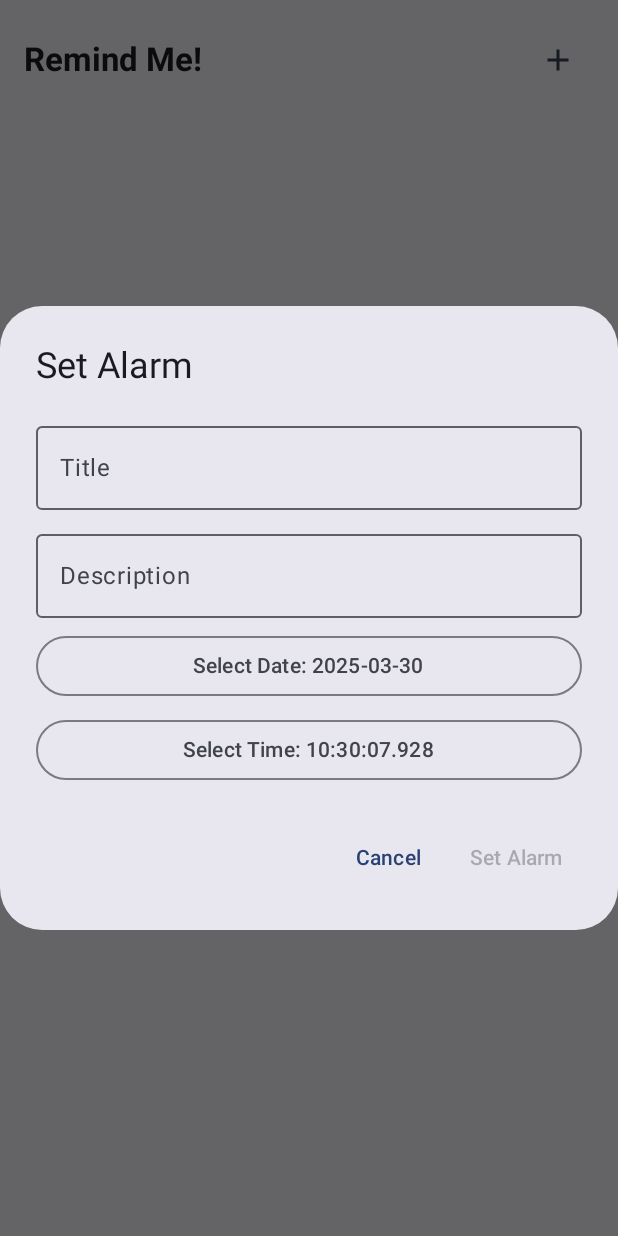
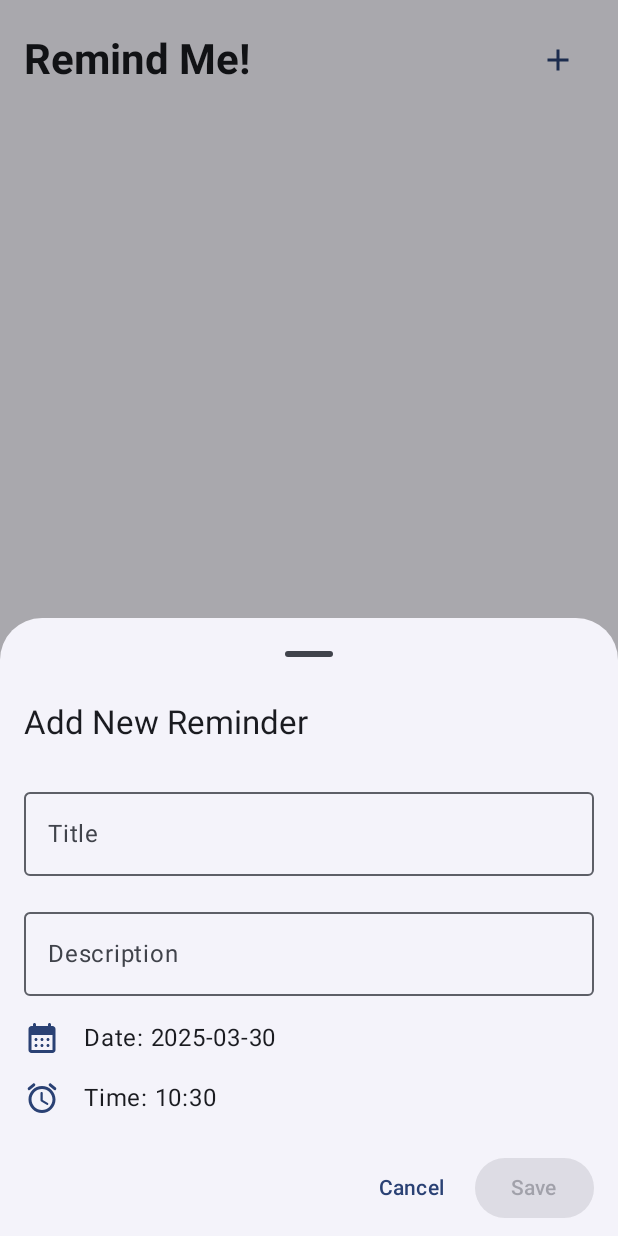
Before and after one commit to VishnuSanal/RemindMe, an Android app built with Jetpack Compose: the screen it shows after launch (MainActivity), after a tap on "Add New", on a phone screen of 412 x 824 dp. Run offline under Robolectric (Android 15) with nearby library versions, the phone set to English and light mode, and no system bars; our stand-ins replace Dagger/Hilt's generated code, Room's generated code; 4 statements that could not run were skipped.

Commit message:
migrate to bottom sheet

```diff
--- a/app/src/main/java/com/vishnu/remindme/ui/ReminderScreen.kt
+++ b/app/src/main/java/com/vishnu/remindme/ui/ReminderScreen.kt
@@ -1,7 +1,6 @@
 package com.vishnu.remindme.ui
 
-import android.app.DatePickerDialog
-import android.app.TimePickerDialog
+import androidx.compose.animation.AnimatedVisibility
 import androidx.compose.foundation.clickable
 import androidx.compose.foundation.layout.Arrangement
 import androidx.compose.foundation.layout.Column
@@ -12,24 +11,37 @@ import androidx.compose.foundation.layout.fillMaxWidth
 import androidx.compose.foundation.layout.padding
 import androidx.compose.foundation.lazy.LazyColumn
 import androidx.compose.foundation.lazy.items
+import androidx.compose.foundation.rememberScrollState
 import androidx.compose.foundation.text.KeyboardOptions
+import androidx.compose.foundation.verticalScroll
 import androidx.compose.material.icons.Icons
 import androidx.compose.material.icons.filled.Add
 import androidx.compose.material.icons.filled.DateRange
 import androidx.compose.material.icons.filled.Delete
-import androidx.compose.material3.AlertDialog
+import androidx.compose.material3.BottomSheetDefaults
+import androidx.compose.material3.Button
 import androidx.compose.material3.Card
 import androidx.compose.material3.CardDefaults
+import androidx.compose.material3.DatePicker
+import androidx.compose.material3.DatePickerDialog
+import androidx.compose.material3.ExperimentalMaterial3Api
 import androidx.compose.material3.Icon
 import androidx.compose.material3.IconButton
 import androidx.compose.material3.MaterialTheme
-import androidx.compose.material3.OutlinedButton
+import androidx.compose.material3.ModalBottomSheet
 import androidx.compose.material3.OutlinedTextField
+import androidx.compose.material3.SheetState
 import androidx.compose.material3.Text
 import androidx.compose.material3.TextButton
+import androidx.compose.material3.TimePicker
+import androidx.compose.material3.TimePickerDefaults
+import androidx.compose.material3.rememberDatePickerState
+import androidx.compose.material3.rememberModalBottomSheetState
+import androidx.compose.material3.rememberTimePickerState
 import androidx.compose.runtime.Composable
 import androidx.compose.runtime.LaunchedEffect
 import androidx.compose.runtime.collectAsState
+import androidx.compose.runtime.derivedStateOf
 import androidx.compose.runtime.getValue
 import androidx.compose.runtime.mutableStateOf
 import androidx.compose.runtime.remember
@@ -37,6 +49,7 @@ import androidx.compose.runtime.setValue
 import androidx.compose.ui.Alignment
 import androidx.compose.ui.Modifier
 import androidx.compose.ui.platform.LocalContext
+import androidx.compose.ui.res.painterResource
 import androidx.compose.ui.text.font.FontWeight
 import androidx.compose.ui.text.input.KeyboardCapitalization
 import androidx.compose.ui.text.style.TextOverflow
@@ -47,22 +60,22 @@ import com.vishnu.remindme.R
 import com.vishnu.remindme.model.Reminder
 import com.vishnu.remindme.utils.Utils
 import java.time.Instant
-import java.time.LocalDate
 import java.time.LocalDateTime
 import java.time.LocalTime
 import java.time.ZoneId
+import java.time.ZoneOffset
 
-
+@OptIn(ExperimentalMaterial3Api::class)
 @Composable
 fun HomeScreen(
     modifier: Modifier,
     viewModel: MainViewModel = hiltViewModel(),
 ) {
-    var showDialog by remember { mutableStateOf(false) }
+    var showBottomSheet by remember { mutableStateOf(false) }
     var dialogReminderItem by remember { mutableStateOf<Reminder?>(null) }
+    val bottomSheetState = rememberModalBottomSheetState()
 
     Column(modifier) {
-
         Row(
             modifier = Modifier.padding(16.dp),
             verticalAlignment = Alignment.CenterVertically,
@@ -70,7 +83,7 @@ fun HomeScreen(
         ) {
             Text(
                 text = LocalContext.current.getString(R.string.app_name),
-                style = MaterialTheme.typography.titleLarge,
+                style = MaterialTheme.typography.headlineMedium,
                 fontWeight = FontWeight.Bold,
             )
 
@@ -79,13 +92,13 @@ fun HomeScreen(
             IconButton(
                 onClick = {
                     dialogReminderItem = null
-                    showDialog = true
+                    showBottomSheet = true
                 },
                 content = {
                     Icon(
                         imageVector = Icons.Default.Add,
                         contentDescription = "Add New",
-                        tint = MaterialTheme.colorScheme.secondary
+                        tint = MaterialTheme.colorScheme.primary
                     )
                 }
             )
@@ -94,18 +107,18 @@ fun HomeScreen(
         ReminderList(
             onItemClick = {
                 dialogReminderItem = it
-                showDialog = true
+                showBottomSheet = true
             },
             onItemDelete = { viewModel.deleteReminder(it) }
         )
     }
 
-    if (showDialog) {
-        AlarmDialog(
+    if (showBottomSheet) {
+        ReminderBottomSheet(
+            bottomSheetState = bottomSheetState,
             reminder = dialogReminderItem,
-            onDismiss = { showDialog = false },
+            onDismiss = { showBottomSheet = false },
             onSetAlarm = { title, description, dueDate ->
-
                 val reminder = Reminder(
                     title = title,
                     description = description,
@@ -119,59 +132,82 @@ fun HomeScreen(
                     viewModel.updateReminder(reminder)
                 }
 
-                showDialog = false
+                showBottomSheet = false
             }
         )
     }
 }
 
+@OptIn(ExperimentalMaterial3Api::class)
 @Composable
-fun AlarmDialog(
+fun ReminderBottomSheet(
+    bottomSheetState: SheetState,
     onDismiss: () -> Unit,
     onSetAlarm: (String, String?, Long) -> Unit,
     reminder: Reminder?,
 ) {
     var title by remember { mutableStateOf("") }
     var description by remember { mutableStateOf<String?>(null) }
-    var selectedDate by remember { mutableStateOf(LocalDate.now()) }
-    var selectedTime by remember { mutableStateOf(LocalTime.now()) }
 
-    var dueDate by remember { mutableStateOf(LocalDateTime.now()) }
-    var validInput by remember { mutableStateOf(false) }
+    var dueDateTime by remember { mutableStateOf(LocalDateTime.now()) }
+    var showDatePicker by remember { mutableStateOf(false) }
+    var showTimePicker by remember { mutableStateOf(false) }
 
-    LaunchedEffect(null) {
+    val datePickerState = rememberDatePickerState(
+        initialSelectedDateMillis = dueDateTime.toInstant(ZoneOffset.UTC).toEpochMilli()
+    )
+
+    val timePickerState = rememberTimePickerState(
+        initialHour = dueDateTime.hour,
+        initialMinute = dueDateTime.minute,
+        is24Hour = true
+    )
+
+    val validInput by remember {
+        derivedStateOf {
+            dueDateTime > LocalDateTime.now() && title.isNotBlank()
+        }
+    }
+
+    LaunchedEffect(reminder) {
         if (reminder != null) {
             title = reminder.title
             description = reminder.description
 
-            dueDate = LocalDateTime.ofInstant(
+            dueDateTime = LocalDateTime.ofInstant(
                 Instant.ofEpochMilli(reminder.dueDate),
                 ZoneId.systemDefault()
-            );
-            selectedDate = dueDate.toLocalDate()
-            selectedTime = dueDate.toLocalTime()
+            )
         }
     }
 
-    validInput = dueDate > LocalDateTime.now() && title.isNotBlank()
+    ModalBottomSheet(
+        onDismissRequest = onDismiss,
+        sheetState = bottomSheetState,
+        dragHandle = { BottomSheetDefaults.DragHandle() }
+    ) {
+        Column(
+            modifier = Modifier
+                .fillMaxWidth()
+                .padding(horizontal = 16.dp, vertical = 8.dp)
+                .verticalScroll(rememberScrollState()),
+            verticalArrangement = Arrangement.spacedBy(16.dp)
+        ) {
+            Text(
+                text = if (reminder == null) "Add New Reminder" else "Edit Reminder",
+                style = MaterialTheme.typography.titleLarge,
+                modifier = Modifier.padding(bottom = 8.dp)
+            )
 
-    AlertDialog(
-        onDismissRequest = onDismiss,
-        title = {
-            Text("Set Alarm")
-        },
-        text = {
-            Column(
-                modifier = Modifier.fillMaxWidth(),
-                verticalArrangement = Arrangement.spacedBy(8.dp)
-            ) {
             OutlinedTextField(
                 modifier = Modifier.fillMaxWidth(),
                 keyboardOptions = KeyboardOptions(capitalization = KeyboardCapitalization.Words),
                 value = title,
                 onValueChange = { title = it },
                 label = { Text("Title") },
+                singleLine = true
             )
+
             OutlinedTextField(
                 modifier = Modifier.fillMaxWidth(),
                 keyboardOptions = KeyboardOptions(capitalization = KeyboardCapitalization.Sentences),
@@ -179,23 +215,62 @@ fun AlarmDialog(
                 onValueChange = { description = it },
                 label = { Text("Description") },
             )
-                DatePickerField(selectedDate, onDateChange = {
-                    selectedDate = it
-                    dueDate = LocalDateTime.of(selectedDate, selectedTime)
-                })
-                TimePickerField(selectedTime, onTimeChange = {
-                    selectedTime = it
-                    dueDate = LocalDateTime.of(selectedDate, selectedTime)
-                })
+
+            Row(
+                modifier = Modifier
+                    .fillMaxWidth()
+                    .clickable { showDatePicker = true },
+                verticalAlignment = Alignment.CenterVertically
+            ) {
+                Icon(
+                    painter = painterResource(R.drawable.ic_calendar),
+                    contentDescription = "Select Date",
+                    tint = MaterialTheme.colorScheme.primary,
+                    modifier = Modifier.padding(end = 16.dp)
+                )
+                Text(
+                    text = "Date: ${dueDateTime.toLocalDate()}",
+                    style = MaterialTheme.typography.bodyLarge
+                )
             }
-        },
-        confirmButton = @Composable {
+
+            Row(
+                modifier = Modifier
+                    .fillMaxWidth()
+                    .clickable { showTimePicker = true },
+                verticalAlignment = Alignment.CenterVertically
+            ) {
+                Icon(
+                    painter = painterResource(R.drawable.ic_alarm),
+                    contentDescription = "Select Time",
+                    tint = MaterialTheme.colorScheme.primary,
+                    modifier = Modifier.padding(end = 16.dp)
+                )
+                Text(
+                    text = "Time: ${formatTime(dueDateTime.toLocalTime())}",
+                    style = MaterialTheme.typography.bodyLarge
+                )
+            }
+
+            Row(
+                modifier = Modifier
+                    .fillMaxWidth()
+                    .padding(top = 8.dp, bottom = 24.dp),
+                horizontalArrangement = Arrangement.End
+            ) {
                 TextButton(
+                    onClick = onDismiss,
+                    modifier = Modifier.padding(end = 8.dp)
+                ) {
+                    Text("Cancel")
+                }
+
+                Button(
                     onClick = {
                         onSetAlarm(
                             title.trim(),
-                        description,
-                        dueDate
+                            description?.takeIf { it.isNotBlank() },
+                            dueDateTime
                                 .atZone(ZoneId.systemDefault())
                                 .toInstant()
                                 .toEpochMilli()
@@ -203,41 +278,77 @@ fun AlarmDialog(
                     },
                     enabled = validInput
                 ) {
-                Text("Set Alarm")
+                    Text("Save")
+                }
+            }
+        }
+    }
+
+    if (showDatePicker) {
+        DatePickerDialog(
+            onDismissRequest = { showDatePicker = false },
+            confirmButton = {
+                TextButton(
+                    onClick = {
+                        datePickerState.selectedDateMillis?.let { millis ->
+                            val newDate = Instant.ofEpochMilli(millis)
+                                .atZone(ZoneId.systemDefault())
+                                .toLocalDate()
+                            dueDateTime = LocalDateTime.of(newDate, dueDateTime.toLocalTime())
+                        }
+                        showDatePicker = false
+                    }
+                ) {
+                    Text("Confirm")
                 }
             },
             dismissButton = {
-            TextButton(onClick = onDismiss) {
+                TextButton(onClick = { showDatePicker = false }) {
+                    Text("Cancel")
+                }
+            }
+        ) {
+            DatePicker(state = datePickerState)
+        }
+    }
+
+    if (showTimePicker) {
+        androidx.compose.material3.AlertDialog(
+            onDismissRequest = { showTimePicker = false },
+            title = { Text("Select Time") },
+            text = {
+                TimePicker(
+                    state = timePickerState,
+                    colors = TimePickerDefaults.colors(
+                        timeSelectorSelectedContainerColor = MaterialTheme.colorScheme.primary,
+                        timeSelectorSelectedContentColor = MaterialTheme.colorScheme.onPrimary
+                    )
+                )
+            },
+            confirmButton = {
+                TextButton(
+                    onClick = {
+                        val newTime = LocalTime.of(timePickerState.hour, timePickerState.minute)
+                        dueDateTime = LocalDateTime.of(dueDateTime.toLocalDate(), newTime)
+                        showTimePicker = false
+                    }
+                ) {
+                    Text("Confirm")
+                }
+            },
+            dismissButton = {
+                TextButton(onClick = { showTimePicker = false }) {
                     Text("Cancel")
                 }
             }
         )
     }
-
-@Composable
-fun DatePickerField(selectedDate: LocalDate, onDateChange: (LocalDate) -> Unit) {
-    val context = LocalContext.current
-    val datePicker = DatePickerDialog(context, { _, year, month, dayOfMonth ->
-        onDateChange(LocalDate.of(year, month + 1, dayOfMonth))
-    }, selectedDate.year, selectedDate.monthValue - 1, selectedDate.dayOfMonth)
-
-    OutlinedButton(onClick = { datePicker.show() }, modifier = Modifier.fillMaxWidth()) {
-        Text("Select Date: $selectedDate")
-    }
 }
 
 @Composable
-fun TimePickerField(selectedTime: LocalTime, onTimeChange: (LocalTime) -> Unit) {
-    val context = LocalContext.current
-    val timePicker = TimePickerDialog(context, { _, hourOfDay, minute ->
-        onTimeChange(LocalTime.of(hourOfDay, minute))
-    }, selectedTime.hour, selectedTime.minute, true)
-
-    OutlinedButton(onClick = { timePicker.show() }, modifier = Modifier.fillMaxWidth()) {
-        Text("Select Time: $selectedTime")
+fun formatTime(time: LocalTime): String {
+    return String.format("%02d:%02d", time.hour, time.minute)
 }
-}
-
 
 @Composable
 fun ReminderList(
@@ -263,7 +374,6 @@ fun ReminderList(
     }
 }
 
-
 @Composable
 fun ReminderCard(
     reminder: Reminder,
@@ -276,9 +386,8 @@ fun ReminderCard(
             .padding(8.dp)
             .clickable(onClick = onClick),
         colors = CardDefaults.cardColors(),
-        elevation = CardDefaults.cardElevation(defaultElevation = 4.dp)
+        elevation = CardDefaults.cardElevation(defaultElevation = 2.dp)
     ) {
-
         Row(
             modifier = Modifier
                 .fillMaxWidth()
@@ -286,9 +395,8 @@ fun ReminderCard(
             verticalAlignment = Alignment.CenterVertically,
             horizontalArrangement = Arrangement.Center
         ) {
-            Column() {
+            Column(modifier = Modifier.weight(1f)) {
                 Text(
-                    modifier = Modifier.padding(4.dp),
                     text = reminder.title,
                     style = MaterialTheme.typography.titleMedium,
                     color = MaterialTheme.colorScheme.primary,
@@ -296,51 +404,47 @@ fun ReminderCard(
                     overflow = TextOverflow.Ellipsis
                 )
 
-                reminder.description?.let {
+                AnimatedVisibility(visible = !reminder.description.isNullOrBlank()) {
                     Text(
-                        modifier = Modifier
-                            .padding(4.dp),
-                        text = it,
+                        modifier = Modifier.padding(top = 4.dp),
+                        text = reminder.description ?: "",
                         style = MaterialTheme.typography.bodyMedium,
-                        color = MaterialTheme.colorScheme.onSurface,
+                        color = MaterialTheme.colorScheme.onSurfaceVariant,
                         maxLines = 2,
                         overflow = TextOverflow.Ellipsis
                     )
                 }
 
                 Row(
+                    modifier = Modifier.padding(top = 8.dp),
                     verticalAlignment = Alignment.CenterVertically
                 ) {
                     Icon(
-                        modifier = Modifier.padding(4.dp),
                         imageVector = Icons.Default.DateRange,
                         contentDescription = "Due Date",
-                        tint = MaterialTheme.colorScheme.secondary
+                        tint = MaterialTheme.colorScheme.secondary,
+                        modifier = Modifier.padding(end = 4.dp)
                     )
                     Text(
-                        modifier = Modifier.padding(4.dp),
                         text = Utils.parseMillisToDeviceTimeFormat(
                             LocalContext.current,
                             reminder.dueDate
                         ),
                         style = MaterialTheme.typography.bodySmall,
-                        color = MaterialTheme.colorScheme.onSurface
+                        color = MaterialTheme.colorScheme.secondary
                     )
                 }
             }
 
-            Spacer(Modifier.weight(1f))
-
+            IconButton(
+                onClick = { onDelete() }
+            ) {
                 Icon(
-                modifier = Modifier
-                    .padding(8.dp)
-                    .clickable {
-                        onDelete()
-                    },
                     imageVector = Icons.Default.Delete,
                     contentDescription = "Delete",
-                tint = MaterialTheme.colorScheme.onBackground
+                    tint = MaterialTheme.colorScheme.error
                 )
             }
         }
     }
+}
--- /dev/null
+++ b/app/src/main/res/drawable/ic_alarm.xml
@@ -0,0 +1,9 @@
+<vector xmlns:android="http://schemas.android.com/apk/res/android"
+    android:width="24dp"
+    android:height="24dp"
+    android:viewportWidth="24"
+    android:viewportHeight="24">
+    <path
+        android:fillColor="@android:color/white"
+        android:pathData="M15.87,15.25l-3.37,-2L12.5,8.72c0,-0.4 -0.32,-0.72 -0.72,-0.72h-0.06c-0.4,0 -0.72,0.32 -0.72,0.72v4.72c0,0.35 0.18,0.68 0.49,0.86l3.65,2.19c0.34,0.2 0.78,0.1 0.98,-0.24 0.21,-0.35 0.1,-0.8 -0.25,-1zM21.18,5.01L18.1,2.45c-0.42,-0.35 -1.05,-0.3 -1.41,0.13 -0.35,0.42 -0.29,1.05 0.13,1.41l3.07,2.56c0.42,0.35 1.05,0.3 1.41,-0.13 0.36,-0.42 0.3,-1.05 -0.12,-1.41zM4.1,6.55l3.07,-2.56c0.43,-0.36 0.49,-0.99 0.13,-1.41 -0.35,-0.43 -0.98,-0.48 -1.4,-0.13L2.82,5.01c-0.42,0.36 -0.48,0.99 -0.12,1.41 0.35,0.43 0.98,0.48 1.4,0.13zM12,4c-4.97,0 -9,4.03 -9,9s4.03,9 9,9 9,-4.03 9,-9 -4.03,-9 -9,-9zM12,20c-3.86,0 -7,-3.14 -7,-7s3.14,-7 7,-7 7,3.14 7,7 -3.14,7 -7,7z" />
+</vector>
--- /dev/null
+++ b/app/src/main/res/drawable/ic_calendar.xml
@@ -0,0 +1,9 @@
+<vector xmlns:android="http://schemas.android.com/apk/res/android"
+    android:width="24dp"
+    android:height="24dp"
+    android:viewportWidth="24"
+    android:viewportHeight="24">
+    <path
+        android:fillColor="@android:color/white"
+        android:pathData="M17,2c-0.55,0 -1,0.45 -1,1v1H8V3c0,-0.55 -0.45,-1 -1,-1S6,2.45 6,3v1H5C3.89,4 3.01,4.9 3.01,6L3,20c0,1.1 0.89,2 2,2h14c1.1,0 2,-0.9 2,-2V6c0,-1.1 -0.9,-2 -2,-2h-1V3C18,2.45 17.55,2 17,2zM19,20H5V10h14V20zM11,13c0,-0.55 0.45,-1 1,-1s1,0.45 1,1s-0.45,1 -1,1S11,13.55 11,13zM7,13c0,-0.55 0.45,-1 1,-1s1,0.45 1,1s-0.45,1 -1,1S7,13.55 7,13zM15,13c0,-0.55 0.45,-1 1,-1s1,0.45 1,1s-0.45,1 -1,1S15,13.55 15,13zM11,17c0,-0.55 0.45,-1 1,-1s1,0.45 1,1s-0.45,1 -1,1S11,17.55 11,17zM7,17c0,-0.55 0.45,-1 1,-1s1,0.45 1,1s-0.45,1 -1,1S7,17.55 7,17zM15,17c0,-0.55 0.45,-1 1,-1s1,0.45 1,1s-0.45,1 -1,1S15,17.55 15,17z" />
+</vector>
```
Lines whose indentation alone changed are shown as unchanged.
